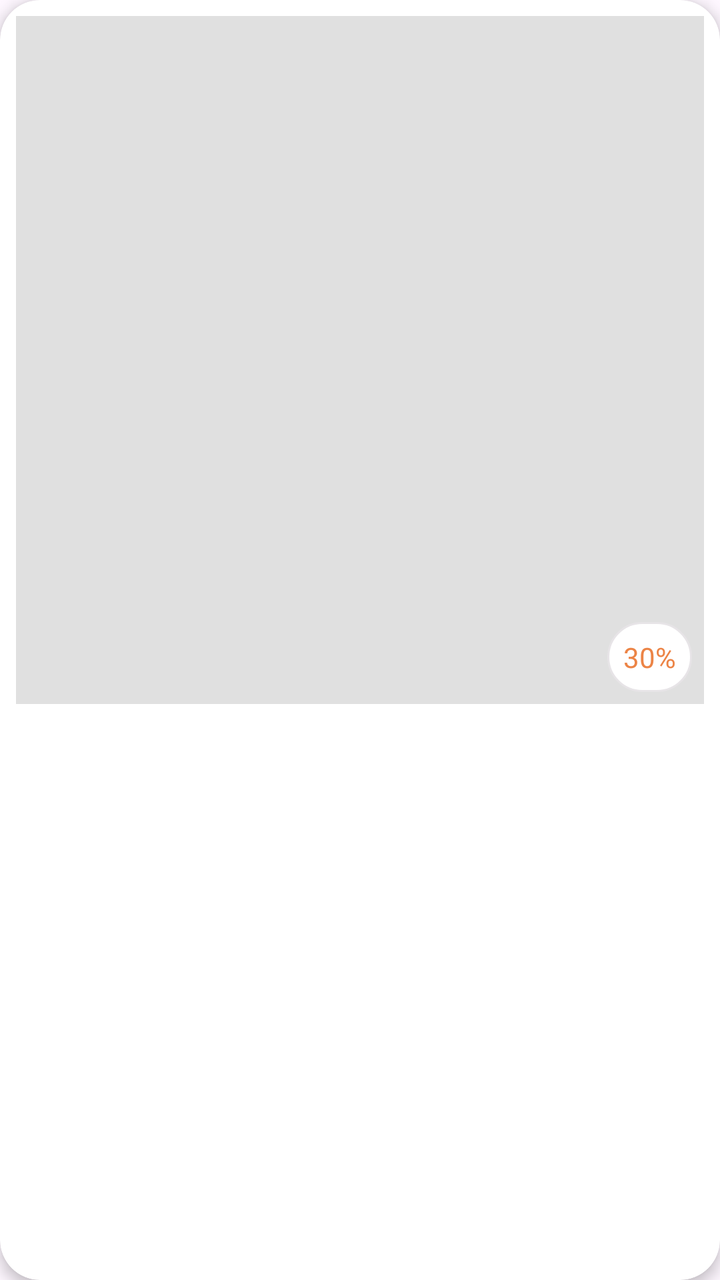
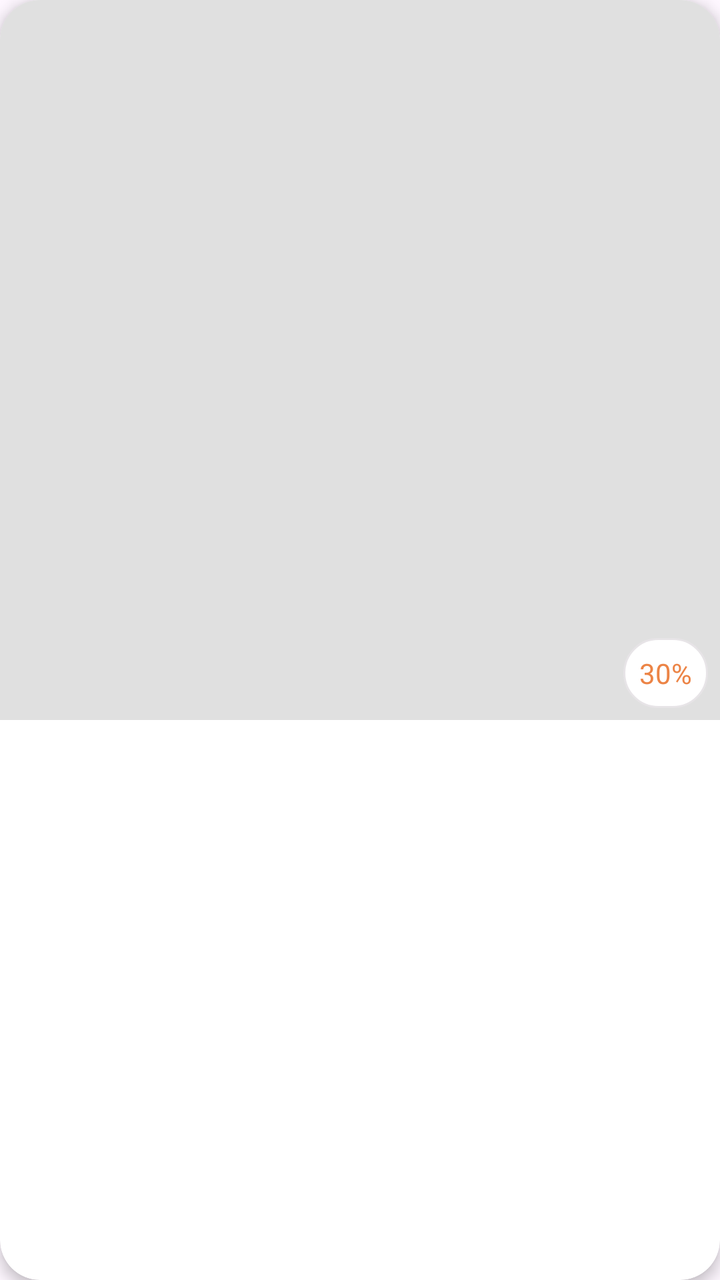

Before-and-after screenshots of an Android layout around one commit, followed by the original layout XML and the change that was made.
<!-- AndroidManifest.xml: application theme Theme.BaseProject -->
<!-- res/layout/item_level.xml -->
<?xml version="1.0" encoding="utf-8"?>
<androidx.cardview.widget.CardView xmlns:android="http://schemas.android.com/apk/res/android"
    xmlns:app="http://schemas.android.com/apk/res-auto"
    android:layout_width="match_parent"
    android:layout_height="wrap_content"
    android:layout_margin="8dp"
    app:cardCornerRadius="20dp"
    app:cardElevation="4dp">

    <androidx.constraintlayout.widget.ConstraintLayout
        android:layout_width="match_parent"
        android:layout_height="wrap_content"
        android:padding="8dp">

        <ImageView
            android:id="@+id/ivThumbnail"
            android:layout_width="0dp"
            android:layout_height="0dp"
            android:background="#E0E0E0"
            android:scaleType="centerCrop"
            app:layout_constraintDimensionRatio="1:1"
            app:layout_constraintEnd_toEndOf="parent"
            app:layout_constraintStart_toStartOf="parent"
            app:layout_constraintTop_toTopOf="parent" />

        <TextView
            android:id="@+id/tvCurrentPercent"
            style="@style/BodyM"
            android:layout_width="wrap_content"
            android:layout_height="wrap_content"
            android:layout_marginEnd="6dp"
            android:layout_marginBottom="6dp"
            android:background="@drawable/bg_percent"
            android:gravity="center"
            android:padding="8dp"
            android:text="30%"
            android:textColor="@color/orange400"
            app:layout_constraintBottom_toBottomOf="@id/ivThumbnail"
            app:layout_constraintEnd_toEndOf="@id/ivThumbnail" />

    </androidx.constraintlayout.widget.ConstraintLayout>

</androidx.cardview.widget.CardView>
<!-- resources referenced by this layout -->
<resources>
  <color name="orange400">#EC8446</color>
  <!-- drawable bg_percent (drawable) -->
  <?xml version="1.0" encoding="utf-8"?>
  <shape xmlns:android="http://schemas.android.com/apk/res/android"
      android:shape="rectangle">
  
      <solid android:color="@color/white" />
      <corners android:radius="100dp" />
      <stroke
          android:width="1dp"
          android:color="@color/grey_100" />
  </shape>
  <style name="BodyM">
          <item name="fontFamily">@font/nunito_sans_medium</item>
          <item name="android:textSize">14sp</item>
      </style>
  <style name="Theme.BaseProject" parent="Base.Theme.BaseProject" />
  <color name="white">#FFFFFFFF</color>
  <color name="grey_100">#E7E4E7</color>
  <style name="Base.Theme.BaseProject" parent="Theme.Material3.DayNight.NoActionBar">
          
          
      </style>
</resources>

<!-- the commit's change to res/layout/item_level.xml (unified diff, before → after) -->
@@ -9,8 +9,7 @@
 
     <androidx.constraintlayout.widget.ConstraintLayout
         android:layout_width="match_parent"
-        android:layout_height="wrap_content"
-        android:padding="8dp">
+        android:layout_height="wrap_content">
 
         <ImageView
             android:id="@+id/ivThumbnail"
